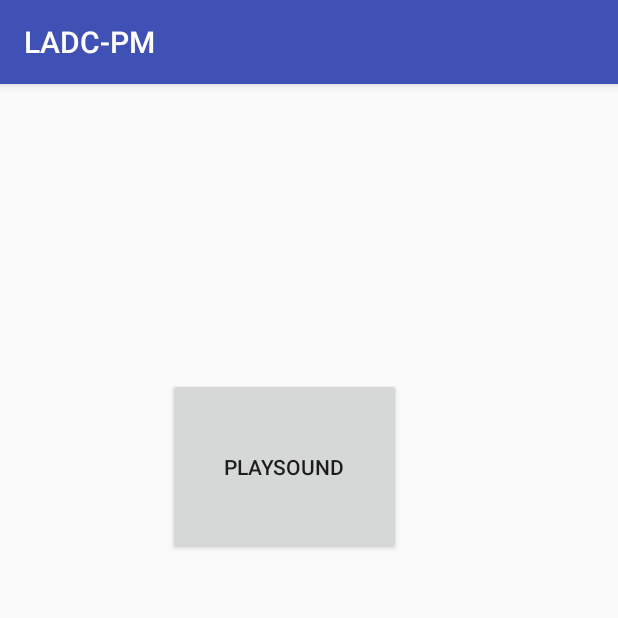
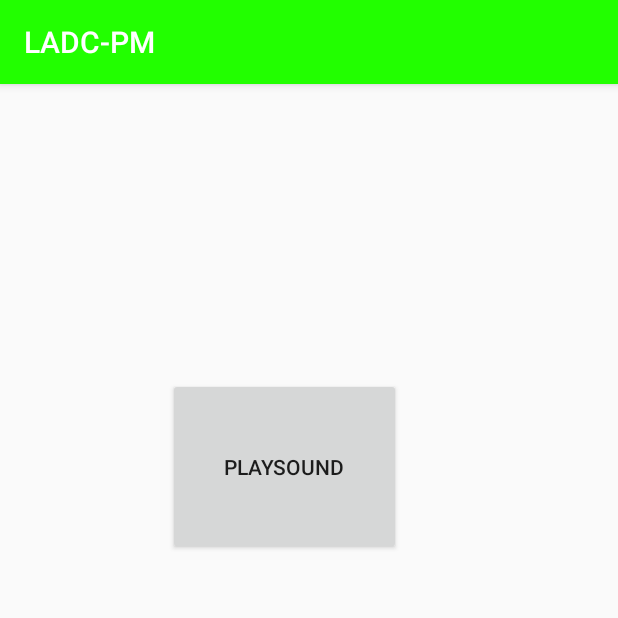
Before and after one commit to AP-Elektronica-ICT/sprint-ci-cd-in-team-ladc, an Android app: the SoundBoardActivity screen opened directly, with no data from a screen before it, on a phone screen of 412 x 824 dp, the top half of it. Run offline under Robolectric (Android 15) with nearby library versions, the phone set to English and light mode, and no system bars.

Commit message:
Update colors.xml

```diff
--- a/app/src/main/res/values/colors.xml
+++ b/app/src/main/res/values/colors.xml
@@ -1,6 +1,6 @@
 <?xml version="1.0" encoding="utf-8"?>
 <resources>
-    <color name="colorPrimary">#3F51B5</color>
-    <color name="colorPrimaryDark">#303F9F</color>
-    <color name="colorAccent">#FF4081</color>
+    <color name="colorPrimary">#22ff00</color>
+    <color name="colorPrimaryDark">#329f30</color>
+    <color name="colorAccent">#ff4340</color>
 </resources>
```
